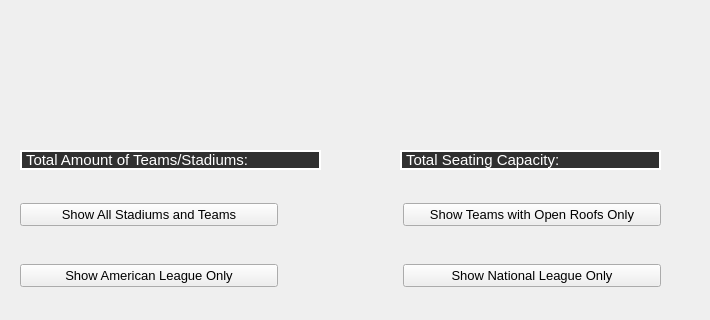
First picture: the form in src/views/stadiumview.ui, repository minorleaguegrayonassociates/GrayonSlam, before the edit; both pictures show x 0 to 710 and y 190 to 510 of the 710 by 600 pixel window.
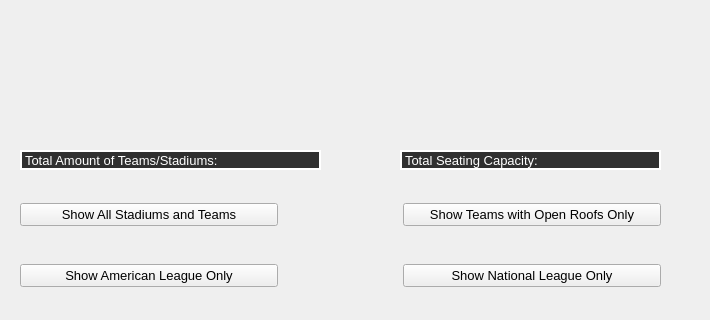
Second picture: the form after the edit.

Commit message: Changed cursor over button and changed size of labels

What changed in the file:
```diff
--- a/src/views/stadiumview.ui
+++ b/src/views/stadiumview.ui
@@ -13,6 +13,12 @@
   <property name="windowTitle">
    <string>Form</string>
   </property>
+  <property name="styleSheet">
+   <string notr="true">QLabel
+{
+	font-size: 13px;
+}</string>
+  </property>
   <widget class="QWidget" name="stadiumList" native="true">
    <property name="geometry">
     <rect>
@@ -38,7 +44,7 @@
    <property name="styleSheet">
     <string notr="true">QLabel
 {
-        font-size: 15px;
+        font-size: 13px;
         color: white;
 		border: 2px solid white;
         background-color: #303030;
@@ -60,7 +66,7 @@
    <property name="styleSheet">
     <string notr="true">QLabel
 {
-        font-size: 15px;
+        font-size: 13px;
         color: white;
 		border: 2px solid white;
         background-color: #303030;
@@ -70,7 +76,7 @@
     <string>Total Amount of Teams/Stadiums: </string>
    </property>
   </widget>
-  <widget class="QWidget" name="">
+  <widget class="QWidget" name="layoutWidget">
    <property name="geometry">
     <rect>
      <x>20</x>
```
Left out of the diff: 3 changed lines with no effect on the pictures.
